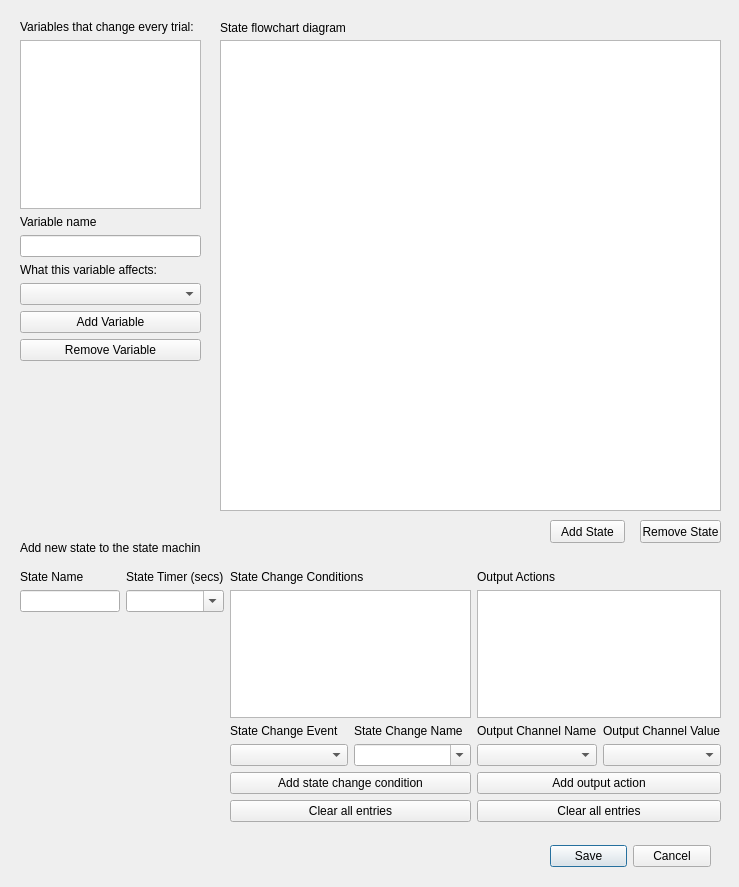
Qt form protocol_editor_dialog.ui (olfa-lab/PyBpodGUI) before a commit.
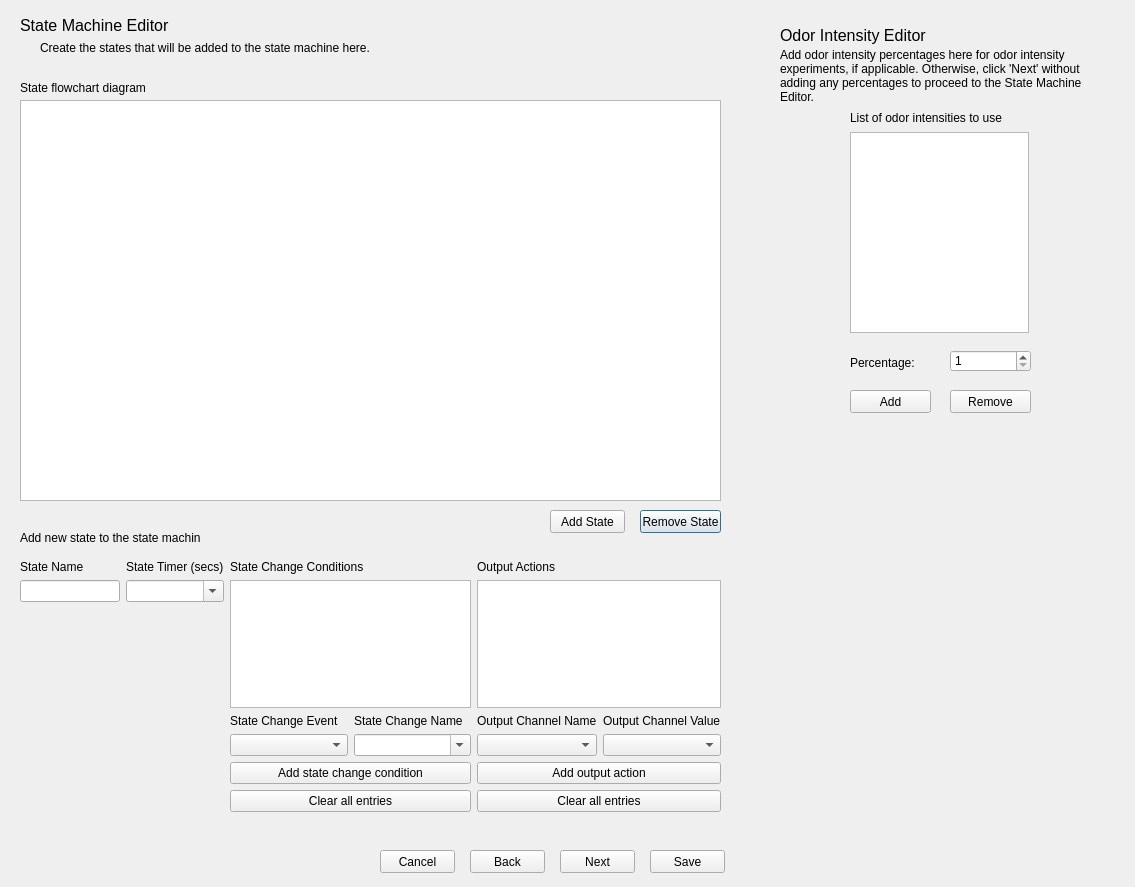
The same form after that commit.

Commit message: new odor intensity editor within the protocolEditor dialog that is written to protocol file and read by protocolWorker

What changed in the file:
```diff
--- a/protocol_editor_dialog.ui
+++ b/protocol_editor_dialog.ui
@@ -6,34 +6,50 @@
    <rect>
     <x>0</x>
     <y>0</y>
-    <width>739</width>
+    <width>1135</width>
     <height>887</height>
    </rect>
   </property>
   <property name="windowTitle">
    <string>Dialog</string>
   </property>
-  <widget class="QDialogButtonBox" name="buttonBox">
+  <widget class="QWidget" name="stateMachineWidget" native="true">
    <property name="geometry">
     <rect>
-     <x>550</x>
-     <y>840</y>
-     <width>161</width>
-     <height>32</height>
+     <x>10</x>
+     <y>10</y>
+     <width>731</width>
+     <height>821</height>
     </rect>
    </property>
-   <property name="orientation">
-    <enum>Qt::Horizontal</enum>
-   </property>
-   <property name="standardButtons">
-    <set>QDialogButtonBox::Cancel|QDialogButtonBox::Save</set>
+   <widget class="QPushButton" name="removeStateButton">
+    <property name="geometry">
+     <rect>
+      <x>630</x>
+      <y>500</y>
+      <width>81</width>
+      <height>23</height>
+     </rect>
+    </property>
+    <property name="text">
+     <string>Remove State</string>
+    </property>
+   </widget>
+   <widget class="QGraphicsView" name="graphicsView">
+    <property name="geometry">
+     <rect>
+      <x>10</x>
+      <y>90</y>
+      <width>701</width>
+      <height>401</height>
+     </rect>
    </property>
   </widget>
   <widget class="QLabel" name="addNewStateLabel">
    <property name="geometry">
     <rect>
-     <x>20</x>
-     <y>540</y>
+      <x>10</x>
+      <y>520</y>
      <width>181</width>
      <height>16</height>
     </rect>
@@ -45,8 +61,8 @@
   <widget class="QWidget" name="gridLayoutWidget">
    <property name="geometry">
     <rect>
-     <x>20</x>
-     <y>570</y>
+      <x>10</x>
+      <y>550</y>
      <width>701</width>
      <height>252</height>
     </rect>
@@ -170,47 +186,11 @@
     </item>
    </layout>
   </widget>
-  <widget class="QPushButton" name="addStateButton">
-   <property name="geometry">
-    <rect>
-     <x>550</x>
-     <y>520</y>
-     <width>75</width>
-     <height>23</height>
-    </rect>
-   </property>
-   <property name="text">
-    <string>Add State</string>
-   </property>
-  </widget>
-  <widget class="QPushButton" name="removeStateButton">
-   <property name="geometry">
-    <rect>
-     <x>640</x>
-     <y>520</y>
-     <width>81</width>
-     <height>23</height>
-    </rect>
-   </property>
-   <property name="text">
-    <string>Remove State</string>
-   </property>
-  </widget>
-  <widget class="QGraphicsView" name="graphicsView">
-   <property name="geometry">
-    <rect>
-     <x>220</x>
-     <y>40</y>
-     <width>501</width>
-     <height>471</height>
-    </rect>
-   </property>
-  </widget>
   <widget class="QLabel" name="stateFlowchartLabel">
    <property name="geometry">
     <rect>
-     <x>220</x>
-     <y>20</y>
+      <x>10</x>
+      <y>70</y>
      <width>141</width>
      <height>16</height>
     </rect>
@@ -219,61 +199,227 @@
     <string>State flowchart diagram</string>
    </property>
   </widget>
-  <widget class="QWidget" name="verticalLayoutWidget">
+   <widget class="QPushButton" name="addStateButton">
    <property name="geometry">
     <rect>
+      <x>540</x>
+      <y>500</y>
+      <width>75</width>
+      <height>23</height>
+     </rect>
+    </property>
+    <property name="text">
+     <string>Add State</string>
+    </property>
+   </widget>
+   <widget class="QLabel" name="stateMachineHeaderLabel">
+    <property name="geometry">
+     <rect>
+      <x>10</x>
+      <y>0</y>
+      <width>161</width>
+      <height>31</height>
+     </rect>
+    </property>
+    <property name="font">
+     <font>
+      <pointsize>12</pointsize>
+     </font>
+    </property>
+    <property name="text">
+     <string>State Machine Editor</string>
+    </property>
+   </widget>
+   <widget class="QLabel" name="label">
+    <property name="geometry">
+     <rect>
+      <x>30</x>
+      <y>30</y>
+      <width>451</width>
+      <height>16</height>
+     </rect>
+    </property>
+    <property name="text">
+     <string>Create the states that will be added to the state machine here.</string>
+    </property>
+   </widget>
+  </widget>
+  <widget class="QWidget" name="odorIntensityWidget" native="true">
+   <property name="geometry">
+    <rect>
+     <x>760</x>
+     <y>10</y>
+     <width>351</width>
+     <height>421</height>
+    </rect>
+   </property>
+   <widget class="QPushButton" name="removeOdorIntensityButton">
+    <property name="geometry">
+     <rect>
+      <x>190</x>
+      <y>380</y>
+      <width>81</width>
+      <height>23</height>
+     </rect>
+    </property>
+    <property name="text">
+     <string>Remove</string>
+    </property>
+   </widget>
+   <widget class="QPushButton" name="addOdorIntensityButton">
+    <property name="geometry">
+     <rect>
+      <x>90</x>
+      <y>380</y>
+      <width>81</width>
+      <height>23</height>
+     </rect>
+    </property>
+    <property name="text">
+     <string>Add</string>
+    </property>
+   </widget>
+   <widget class="QListWidget" name="intensityPercentageListWidget">
+    <property name="geometry">
+     <rect>
+      <x>90</x>
+      <y>122</y>
+      <width>179</width>
+      <height>201</height>
+     </rect>
+    </property>
+   </widget>
+   <widget class="QLabel" name="intensityPercentageListLabel">
+    <property name="geometry">
+     <rect>
+      <x>90</x>
+      <y>92</y>
+      <width>191</width>
+      <height>31</height>
+     </rect>
+    </property>
+    <property name="text">
+     <string>List of odor intensities to use</string>
+    </property>
+   </widget>
+   <widget class="QSpinBox" name="intensityPercentageSpinBox">
+    <property name="geometry">
+     <rect>
+      <x>190</x>
+      <y>340</y>
+      <width>81</width>
+      <height>22</height>
+     </rect>
+    </property>
+    <property name="prefix">
+     <string/>
+    </property>
+    <property name="minimum">
+     <number>1</number>
+    </property>
+    <property name="maximum">
+     <number>100</number>
+    </property>
+   </widget>
+   <widget class="QLabel" name="intensityPercentageLabel">
+    <property name="geometry">
+     <rect>
+      <x>90</x>
+      <y>342</y>
+      <width>91</width>
+      <height>21</height>
+     </rect>
+    </property>
+    <property name="text">
+     <string>Percentage:</string>
+    </property>
+   </widget>
+   <widget class="QLabel" name="odorIntensityHeaderLabel">
+    <property name="geometry">
+     <rect>
      <x>20</x>
-     <y>20</y>
-     <width>181</width>
-     <height>341</height>
-    </rect>
-   </property>
-   <layout class="QVBoxLayout" name="verticalLayout">
-    <item>
-     <widget class="QLabel" name="variablesLabel">
+      <y>10</y>
+      <width>201</width>
+      <height>31</height>
+     </rect>
+    </property>
+    <property name="font">
+     <font>
+      <pointsize>12</pointsize>
+     </font>
+    </property>
       <property name="text">
-       <string>Variables that change every trial:</string>
-      </property>
-     </widget>
-    </item>
-    <item>
-     <widget class="QListWidget" name="variablesListWidget"/>
-    </item>
-    <item>
-     <widget class="QLabel" name="variableNameLabel">
+     <string>Odor Intensity Editor</string>
+    </property>
+   </widget>
+   <widget class="QLabel" name="odorIntensitySubHeaderLabel">
+    <property name="geometry">
+     <rect>
+      <x>20</x>
+      <y>40</y>
+      <width>321</width>
+      <height>51</height>
+     </rect>
+    </property>
       <property name="text">
-       <string>Variable name</string>
-      </property>
-     </widget>
-    </item>
-    <item>
-     <widget class="QLineEdit" name="variableNameLineEdit"/>
-    </item>
-    <item>
-     <widget class="QLabel" name="variableAffectsLabel">
+     <string>Add odor intensity percentages here for odor intensity experiments, if applicable. Otherwise, click 'Next' without adding any percentages to proceed to the State Machine Editor.</string>
+    </property>
+    <property name="wordWrap">
+     <bool>true</bool>
+    </property>
+   </widget>
+  </widget>
+  <widget class="QPushButton" name="nextButton">
+   <property name="geometry">
+    <rect>
+     <x>560</x>
+     <y>850</y>
+     <width>75</width>
+     <height>23</height>
+    </rect>
+   </property>
       <property name="text">
-       <string>What this variable affects:</string>
-      </property>
-     </widget>
-    </item>
-    <item>
-     <widget class="QComboBox" name="variableAffectsComboBox"/>
-    </item>
-    <item>
-     <widget class="QPushButton" name="addVariableButton">
+    <string>Next</string>
+   </property>
+  </widget>
+  <widget class="QPushButton" name="backButton">
+   <property name="geometry">
+    <rect>
+     <x>470</x>
+     <y>850</y>
+     <width>75</width>
+     <height>23</height>
+    </rect>
+   </property>
       <property name="text">
-       <string>Add Variable</string>
-      </property>
-     </widget>
-    </item>
-    <item>
-     <widget class="QPushButton" name="removeVariableButton">
+    <string>Back</string>
+   </property>
+  </widget>
+  <widget class="QPushButton" name="cancelButton">
+   <property name="geometry">
+    <rect>
+     <x>380</x>
+     <y>850</y>
+     <width>75</width>
+     <height>23</height>
+    </rect>
+   </property>
       <property name="text">
-       <string>Remove Variable</string>
-      </property>
-     </widget>
-    </item>
-   </layout>
+    <string>Cancel</string>
+   </property>
+  </widget>
+  <widget class="QPushButton" name="saveButton">
+   <property name="geometry">
+    <rect>
+     <x>650</x>
+     <y>850</y>
+     <width>75</width>
+     <height>23</height>
+    </rect>
+   </property>
+   <property name="text">
+    <string>Save</string>
+   </property>
   </widget>
  </widget>
  <tabstops>
```
Left out of the diff: 43 changed lines with no effect on the pictures. Lines whose indentation alone changed are shown as unchanged. The commit also changes 4 other files.
